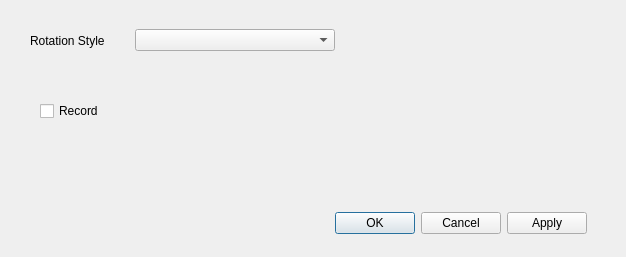
Before: the Qt Designer form tourdialog.ui in zy31415/pcd_viewer, drawn with Qt 5.
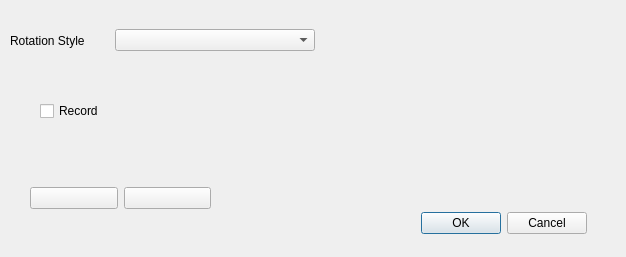
After: the same form once the commit is applied. Icons and pictures are not drawn.

```diff
--- a/tourdialog.ui
+++ b/tourdialog.ui
@@ -26,13 +26,13 @@
     <enum>Qt::Horizontal</enum>
    </property>
    <property name="standardButtons">
-    <set>QDialogButtonBox::Apply|QDialogButtonBox::Cancel|QDialogButtonBox::Ok</set>
+    <set>QDialogButtonBox::Cancel|QDialogButtonBox::Ok</set>
    </property>
   </widget>
   <widget class="QWidget" name="horizontalLayoutWidget">
    <property name="geometry">
     <rect>
-     <x>30</x>
+     <x>10</x>
      <y>20</y>
      <width>305</width>
      <height>41</height>
@@ -71,6 +71,52 @@
     <string>Record</string>
    </property>
   </widget>
+  <widget class="QWidget" name="horizontalLayoutWidget_2">
+   <property name="geometry">
+    <rect>
+     <x>30</x>
+     <y>160</y>
+     <width>181</width>
+     <height>76</height>
+    </rect>
+   </property>
+   <layout class="QHBoxLayout" name="horizontalLayout_2">
+    <item>
+     <widget class="QPushButton" name="pushButton">
+      <property name="text">
+       <string/>
+      </property>
+      <property name="icon">
+       <iconset resource="resources.qrc">
+        <normaloff>:/resources/record.png</normaloff>:/resources/record.png</iconset>
+      </property>
+      <property name="iconSize">
+       <size>
+        <width>50</width>
+        <height>30</height>
+       </size>
+      </property>
+     </widget>
+    </item>
+    <item>
+     <widget class="QPushButton" name="pushButton_2">
+      <property name="text">
+       <string/>
+      </property>
+      <property name="icon">
+       <iconset resource="resources.qrc">
+        <normaloff>:/resources/stop.png</normaloff>:/resources/stop.png</iconset>
+      </property>
+      <property name="iconSize">
+       <size>
+        <width>40</width>
+        <height>30</height>
+       </size>
+      </property>
+     </widget>
+    </item>
+   </layout>
+  </widget>
  </widget>
  <resources/>
  <connections>
```
Left out of the diff: 4 changed lines with no effect on the pictures.
